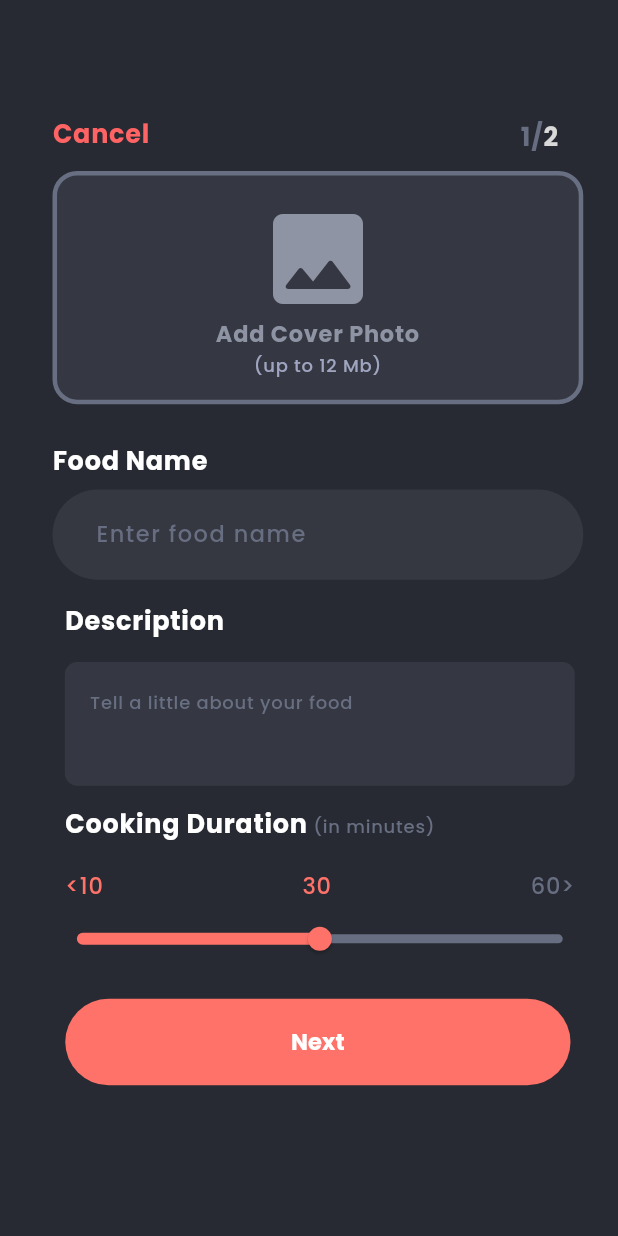
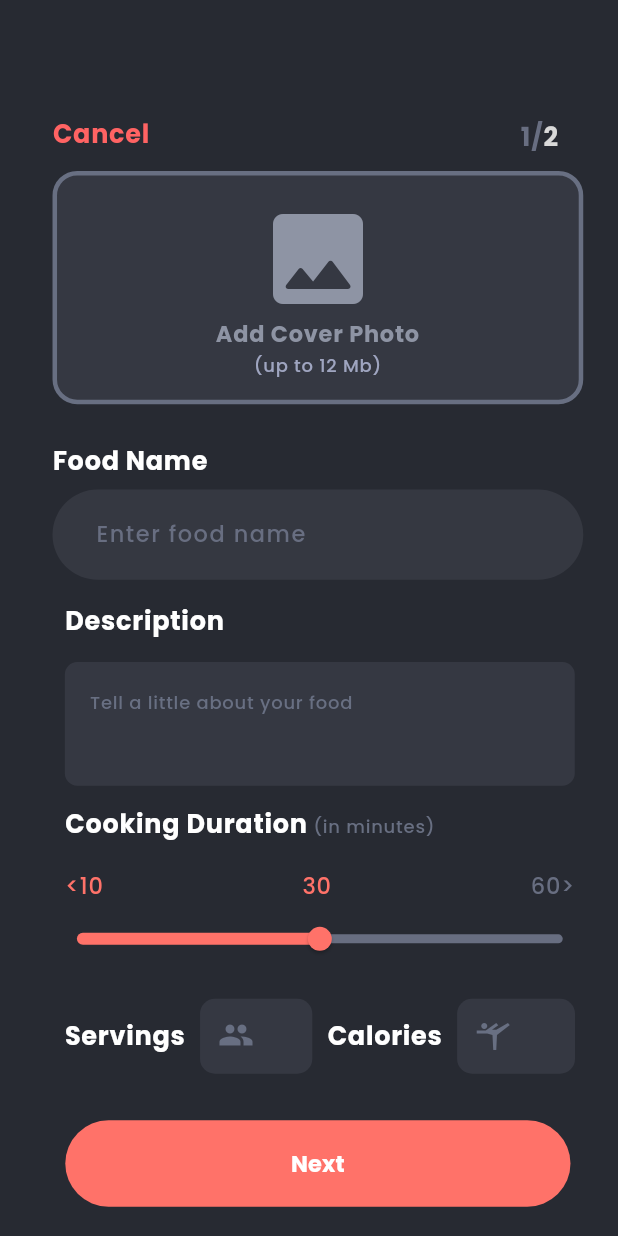
Before and after one commit to NouranAlSharawneh/appebite, a Flutter app: the UploadRecipe screen opened directly, on a phone screen of 412 x 824 dp. Run offline on Flutter 3.47's test engine with Material 3 defaults, Android fonts, the phone set to English and light mode, and no system bars; our stand-ins replace google_fonts, image_picker.

Commit message:
upload recipe page 1 added

```diff
--- a/lib/pages/uploadRecipe/upload_recipe.dart
+++ b/lib/pages/uploadRecipe/upload_recipe.dart
@@ -17,8 +17,8 @@ class UploadRecipe extends StatelessWidget {
     double ffem = fem * 0.97;
     return Scaffold(
       backgroundColor:const Color(0xff272a32) ,
-      resizeToAvoidBottomInset : false,
-      body: SizedBox(
+      body: SingleChildScrollView(
+      child: SizedBox(
       width: double.infinity,
       child: Container(
         padding: EdgeInsets.fromLTRB(34*fem, 34*fem, 22.5*fem, 8*fem),
@@ -34,12 +34,11 @@ class UploadRecipe extends StatelessWidget {
             FoodInput(fem: fem, ffem: ffem),
             DescriptionInput(fem: fem, ffem: ffem),
             CookingDuration(fem: fem, ffem: ffem),
-            // CustomInputWidget( fem: 1.0, ffem: 1.0),
+            const ServingsAndCaloriesInput(text1: 'Servings', text2: 'Calories'),
             ContinueButton(fem: fem, ffem: ffem),
-            // CustomInput(label: 'Calories', fem: 1.0, ffem: 1.0),
           ],
     )
-      )
+      ))
     ));
   }
 }
--- a/lib/pages/uploadRecipe/widgets/page_1/servings_and_calories_input.dart
+++ b/lib/pages/uploadRecipe/widgets/page_1/servings_and_calories_input.dart
@@ -1,100 +1,128 @@
 import 'package:flutter/material.dart';
 import 'package:google_fonts/google_fonts.dart';
 
-class CustomInputWidget extends StatelessWidget {
-  const CustomInputWidget({
+class ServingsAndCaloriesInput extends StatelessWidget {
+  final String text1;
+  final String text2;
+  // final TextEditingController controller1;
+  // final TextEditingController controller2;
+  final double gapWidth;
+
+  const ServingsAndCaloriesInput({
     Key? key,
-    required this.fem,
-    required this.ffem,
+    required this.text1,
+    required this.text2,
+    // required this.controller1,
+    // required this.controller2,
+    this.gapWidth = 10.0,
   }) : super(key: key);
-
-  final double fem;
-  final double ffem;
 
   @override
   Widget build(BuildContext context) {
     return Container(
       width: double.infinity,
-        margin: EdgeInsets.fromLTRB(5 * fem, 0 * fem, 8.5 * fem, 0 * fem),
+      margin: const EdgeInsets.fromLTRB(8, 0, 5.5, 31),
       child: Row(
-          crossAxisAlignment: CrossAxisAlignment.center,
+        mainAxisAlignment: MainAxisAlignment.spaceBetween,
         children: [
-            Column(
+          Expanded(
+            child: Row(
               children: [
                 Text(
-                  'Servings',
+                  text1,
                       style: GoogleFonts.poppins(
-                    fontSize: 17 * ffem,
+                        fontSize: 17,
                         fontWeight: FontWeight.w700,
+                        height: 1,
+                        letterSpacing: 0.5,
                         color: const Color(0xffffffff),
                       ),
                 ),
-                SizedBox(height: 2 * fem),
-                Container(
-                  padding: EdgeInsets.fromLTRB(9 * fem, 10 * fem, 20 * fem, 8 * fem),
+                SizedBox(width: gapWidth),
+                Expanded(
+                  child: SizedBox(
+                    width: double.infinity,
+                    height: 50,
+                    child: Container(
                       decoration: BoxDecoration(
+                        borderRadius: BorderRadius.circular(10),
                         color: const Color(0xff353842),
-                    borderRadius: BorderRadius.circular(8 * fem),
                       ),
                   child: TextField(
+                    keyboardType: TextInputType.number,
                     style: GoogleFonts.poppins(
-                      fontSize: 15 * ffem,
-                      fontWeight: FontWeight.w700,
-                      color: const Color(0xff686e81),
+                    fontSize: 13,
+                    fontWeight: FontWeight.w500,
+                    letterSpacing: 0.5 ,
+                    color: const Color(0xff686f82),
+
+                  ),textAlign: TextAlign.left,
+                    decoration: InputDecoration(
+                    hintStyle: GoogleFonts.poppins(
+                      fontSize: 13 ,
+                      height: 1 ,
+                      fontWeight: FontWeight.w500,
+                      letterSpacing: 0.5,
+                      color: const Color(0xff686f82),
                     ),
-                    decoration: InputDecoration(
-                      hintText: '3',
-                      hintStyle: GoogleFonts.poppins(
-                        fontSize: 15 * ffem,
-                        fontWeight: FontWeight.w700,
-                        height: 1.5 * ffem / fem,
-                        color: const Color(0xff686e81),
+                    prefixIcon: const Icon(Icons.people_sharp, color: Color(0xff686f82),),
+                    contentPadding: const EdgeInsets.symmetric(vertical: 12),
+                    border: InputBorder.none,
                   ),
-                      border: InputBorder.none,
-                      prefixIcon: Padding(
-                        padding: EdgeInsets.only(left: 8 * fem, right: 10 * fem),
-                        child: const Icon(Icons.fastfood),
                   ),
                 ),
                   ),
                 ),
               ],
             ),
-            SizedBox(width: 15 * fem), // Add some spacing between the two sections
-            Column(
-              crossAxisAlignment: CrossAxisAlignment.start,
+          ),
+          SizedBox(width: gapWidth),
+          Expanded(
+            child: Row(
               children: [
                 Text(
-                  'Calories ',
+                  text2,
                   style: GoogleFonts.poppins(
-                    fontSize: 17 * ffem,
+                        fontSize: 17,
                         fontWeight: FontWeight.w700,
-                    height: 1.2125 * ffem / fem,
+                        letterSpacing: 0.5,
                         color: const Color(0xffffffff),
                       ),
                 ),
-                SizedBox(height: 2 * fem),
-                Container(
-                  padding: EdgeInsets.fromLTRB(10 * fem, 10 * fem, 11 * fem, 8 * fem),
+                SizedBox(width: gapWidth),
+                Expanded(
+                  child: SizedBox(
+                    width: double.infinity,
+                    height: 50,
+                    child: Container(
                       decoration: BoxDecoration(
+                        borderRadius: BorderRadius.circular(10),
                         color: const Color(0xff353842),
-                    borderRadius: BorderRadius.circular(8 * fem),
                       ),
-                  child: Row(
-                    crossAxisAlignment: CrossAxisAlignment.center,
-                    children: [
-                      Container(
-                        margin: EdgeInsets.fromLTRB(0 * fem, 0 * fem, 7 * fem, 2 * fem),
-                        width: 10 * fem,
-                        height: 15 * fem,
+                  child: TextField(
+                    // controller: controller2,
+                    textAlign: TextAlign.left,
+                    keyboardType: TextInputType.number,
+                    style: GoogleFonts.poppins(
+                    fontSize: 13,
+                    fontWeight: FontWeight.w500,
+                    letterSpacing: 0.5 ,
+                    color: const Color(0xff686f82),
                   ),
-                      Text(
-                        '250',
-                        style: GoogleFonts.poppins(
-                          fontSize: 15 * ffem,
-                          fontWeight: FontWeight.w700,
-                          height: 1.2125 * ffem / fem,
-                          color: const Color(0xff686e81),
+                    decoration: InputDecoration(
+                    hintStyle: GoogleFonts.poppins(
+                      fontSize: 12 ,
+                      fontWeight: FontWeight.w500,
+                      height: 1.2,
+                      letterSpacing: 0.5,
+                      color: const Color(0xff686f82),
+                    ),
+                    prefixIcon: const Icon(Icons.sports_gymnastics, color: Color(0xff686f82),),
+                    contentPadding: const EdgeInsets.symmetric(vertical: 12),
+                    border: InputBorder.none,
+                  ),
+                  ),
+                ),
                   ),
                 ),
               ],
@@ -102,9 +130,6 @@ class CustomInputWidget extends StatelessWidget {
           ),
         ],
       ),
-          ],
-
-      ),
     );
   }
 }
```
Lines whose indentation alone changed are shown as unchanged.
